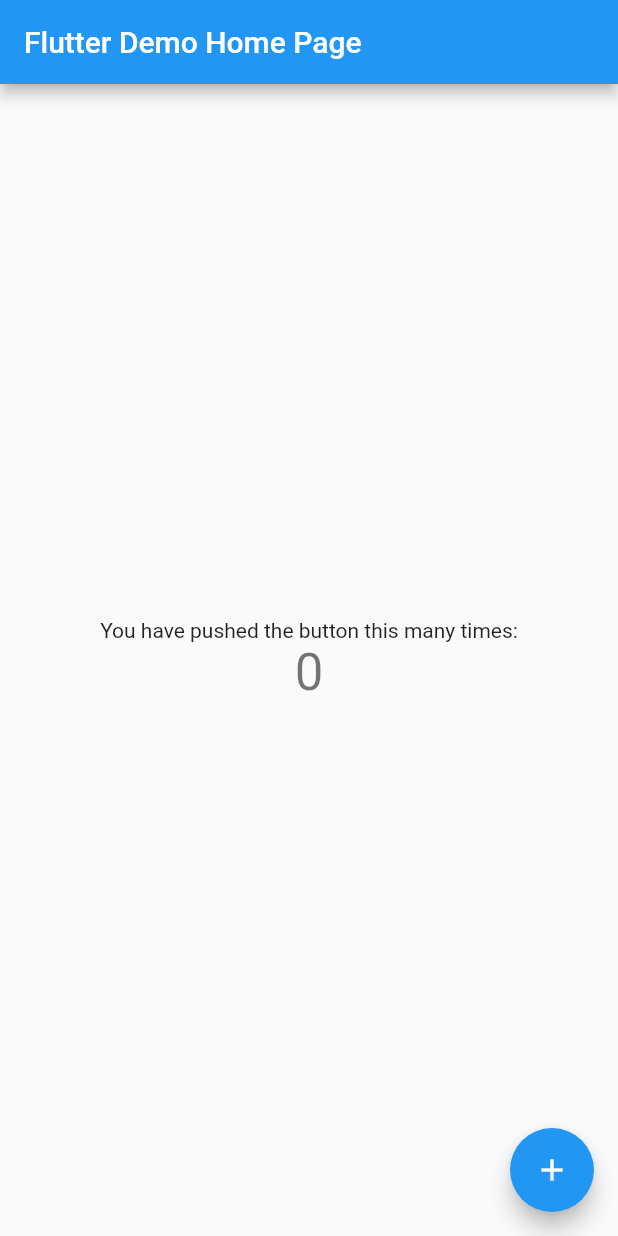
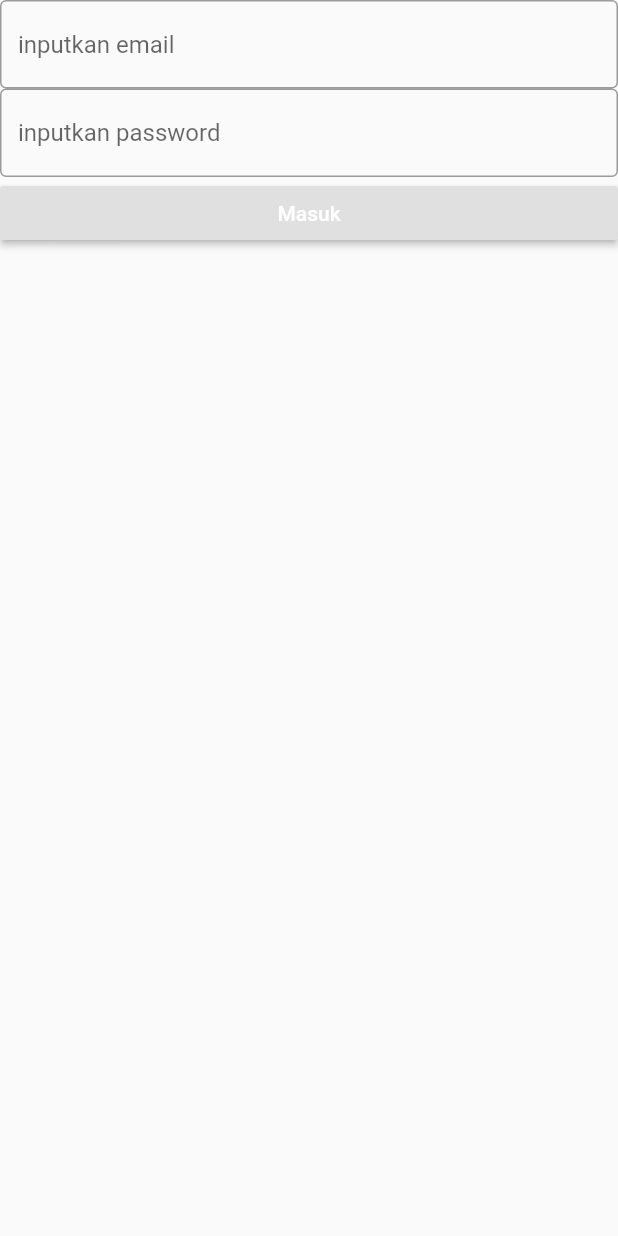
Before and after one commit to candraprasetya/rumah_jamur_app, a Flutter app: the screen it shows after launch, on a phone screen of 412 x 824 dp. Run offline on Flutter 3.47's test engine with Material 2 defaults, Android fonts, the phone set to English and light mode, and no system bars; drawn by our look-alikes of velocity_x; our stand-ins replace firebase_auth, firebase_core, get; accounts and stored records are empty.

Commit message:
login fix

```diff
--- a/lib/main.dart
+++ b/lib/main.dart
@@ -1,113 +1,38 @@
+//import
+import 'package:firebase_core/firebase_core.dart';
 import 'package:flutter/material.dart';
+import 'package:get/get.dart';
+import 'package:rumah_jamur/screens/screens.dart';
 
+//fungsi main
 void main() {
+  WidgetsFlutterBinding.ensureInitialized();
   runApp(MyApp());
 }
 
+//widget app
 class MyApp extends StatelessWidget {
-  // This widget is the root of your application.
+  final Future<FirebaseApp> init = Firebase.initializeApp();
+
   @override
   Widget build(BuildContext context) {
-    return MaterialApp(
-      title: 'Flutter Demo',
-      theme: ThemeData(
-        // This is the theme of your application.
-        //
-        // Try running your application with "flutter run". You'll see the
-        // application has a blue toolbar. Then, without quitting the app, try
-        // changing the primarySwatch below to Colors.green and then invoke
-        // "hot reload" (press "r" in the console where you ran "flutter run",
-        // or simply save your changes to "hot reload" in a Flutter IDE).
-        // Notice that the counter didn't reset back to zero; the application
-        // is not restarted.
-        primarySwatch: Colors.blue,
-      ),
-      home: MyHomePage(title: 'Flutter Demo Home Page'),
+    return FutureBuilder(
+      future: init,
+      builder: (context, snapshot) {
+        if (snapshot.hasError) {
+          return Text('Error');
+        }
+        if (snapshot.connectionState == ConnectionState.done) {
+          return GetMaterialApp(
+            initialRoute: '/login',
+            getPages: [
+              GetPage(name: '/wrapper', page: () => Wrapper()),
+              GetPage(name: '/login', page: () => LoginScreen())
+            ],
+          );
+        }
+        return CircularProgressIndicator();
+      },
     );
   }
 }
-
-class MyHomePage extends StatefulWidget {
-  MyHomePage({Key key, this.title}) : super(key: key);
-
-  // This widget is the home page of your application. It is stateful, meaning
-  // that it has a State object (defined below) that contains fields that affect
-  // how it looks.
-
-  // This class is the configuration for the state. It holds the values (in this
-  // case the title) provided by the parent (in this case the App widget) and
-  // used by the build method of the State. Fields in a Widget subclass are
-  // always marked "final".
-
-  final String title;
-
-  @override
-  _MyHomePageState createState() => _MyHomePageState();
-}
-
-class _MyHomePageState extends State<MyHomePage> {
-  int _counter = 0;
-
-  void _incrementCounter() {
-    setState(() {
-      // This call to setState tells the Flutter framework that something has
-      // changed in this State, which causes it to rerun the build method below
-      // so that the display can reflect the updated values. If we changed
-      // _counter without calling setState(), then the build method would not be
-      // called again, and so nothing would appear to happen.
-      _counter++;
-    });
-  }
-
-  @override
-  Widget build(BuildContext context) {
-    // This method is rerun every time setState is called, for instance as done
-    // by the _incrementCounter method above.
-    //
-    // The Flutter framework has been optimized to make rerunning build methods
-    // fast, so that you can just rebuild anything that needs updating rather
-    // than having to individually change instances of widgets.
-    return Scaffold(
-      appBar: AppBar(
-        // Here we take the value from the MyHomePage object that was created by
-        // the App.build method, and use it to set our appbar title.
-        title: Text(widget.title),
-      ),
-      body: Center(
-        // Center is a layout widget. It takes a single child and positions it
-        // in the middle of the parent.
-        child: Column(
-          // Column is also a layout widget. It takes a list of children and
-          // arranges them vertically. By default, it sizes itself to fit its
-          // children horizontally, and tries to be as tall as its parent.
-          //
-          // Invoke "debug painting" (press "p" in the console, choose the
-          // "Toggle Debug Paint" action from the Flutter Inspector in Android
-          // Studio, or the "Toggle Debug Paint" command in Visual Studio Code)
-          // to see the wireframe for each widget.
-          //
-          // Column has various properties to control how it sizes itself and
-          // how it positions its children. Here we use mainAxisAlignment to
-          // center the children vertically; the main axis here is the vertical
-          // axis because Columns are vertical (the cross axis would be
-          // horizontal).
-          mainAxisAlignment: MainAxisAlignment.center,
-          children: <Widget>[
-            Text(
-              'You have pushed the button this many times:',
-            ),
-            Text(
-              '$_counter',
-              style: Theme.of(context).textTheme.headline4,
-            ),
-          ],
-        ),
-      ),
-      floatingActionButton: FloatingActionButton(
-        onPressed: _incrementCounter,
-        tooltip: 'Increment',
-        child: Icon(Icons.add),
-      ), // This trailing comma makes auto-formatting nicer for build methods.
-    );
-  }
-}
--- /dev/null
+++ b/lib/models/models.dart
@@ -0,0 +1 @@
+part 'user_model.dart';
--- /dev/null
+++ b/lib/screens/login_screen.dart
@@ -0,0 +1,36 @@
+part of 'screens.dart';
+
+class LoginScreen extends StatefulWidget {
+  @override
+  _LoginScreenState createState() => _LoginScreenState();
+}
+
+class _LoginScreenState extends State<LoginScreen> {
+  TextEditingController emailController = TextEditingController();
+  TextEditingController passController = TextEditingController();
+
+  @override
+  Widget build(BuildContext context) {
+    return Scaffold(
+      body: VStack([
+        TextFieldKu(
+          controller: emailController,
+          keterangan: 'inputkan email',
+        ),
+        TextFieldKu(
+          controller: passController,
+          keterangan: 'inputkan password',
+        ),
+        RaisedButton(
+          child: 'Masuk'.text.white.makeCentered(),
+          onPressed: () async {
+            //FIXME memanggil fungsi register dari AuthService
+            FirebaseAuth auth = FirebaseAuth.instance;
+            await auth.signInWithEmailAndPassword(
+                email: emailController.text, password: passController.text);
+          },
+        )
+      ]),
+    );
+  }
+}
--- /dev/null
+++ b/lib/services/services.dart
@@ -0,0 +1 @@
+//TODO membuat service Register
--- /dev/null
+++ b/lib/widgets/textfield_widget.dart
@@ -0,0 +1,17 @@
+part of 'widgets.dart';
+
+class TextFieldKu extends StatelessWidget {
+  final TextEditingController controller;
+  final String keterangan;
+  TextFieldKu({this.controller, this.keterangan});
+
+  @override
+  Widget build(BuildContext context) {
+    return TextField(
+      controller: controller,
+      decoration: InputDecoration(
+          border: OutlineInputBorder(),
+          hintText: keterangan ?? 'input your email'),
+    );
+  }
+}
--- /dev/null
+++ b/lib/widgets/widgets.dart
@@ -0,0 +1,3 @@
+import 'package:flutter/material.dart';
+
+part 'textfield_widget.dart';
```
Also changed, not shown: lib/models/user_model.dart (added, +15 -0 lines), lib/screens/screens.dart (added, +7 -0 lines), lib/screens/wrapper.dart (added, +13 -0 lines), pubspec.yaml (+2 -15 lines), lib/models/presensi_model.dart (added), pubspec.lock, 2 other files.
